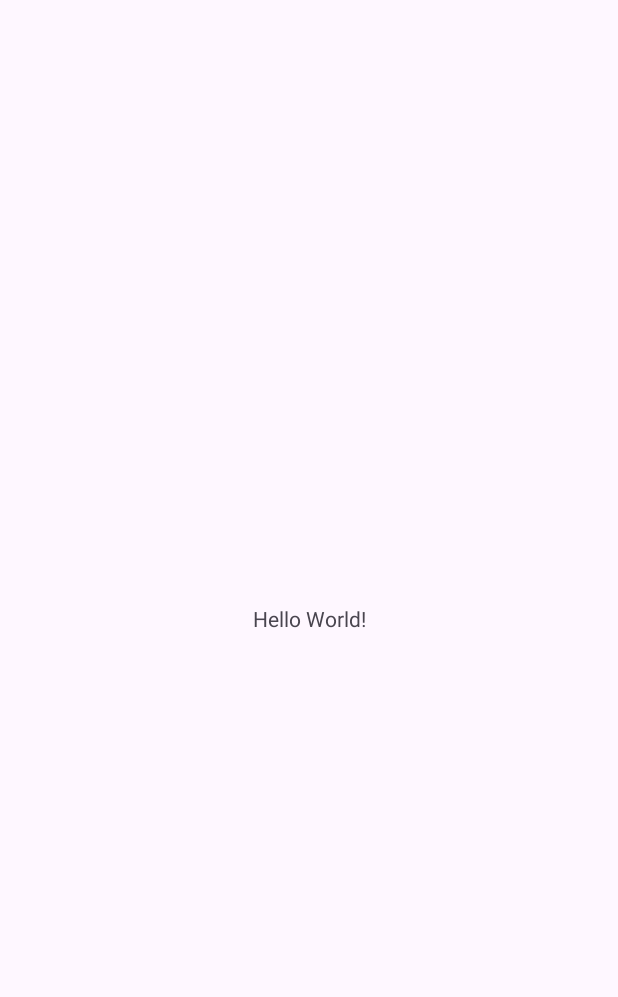
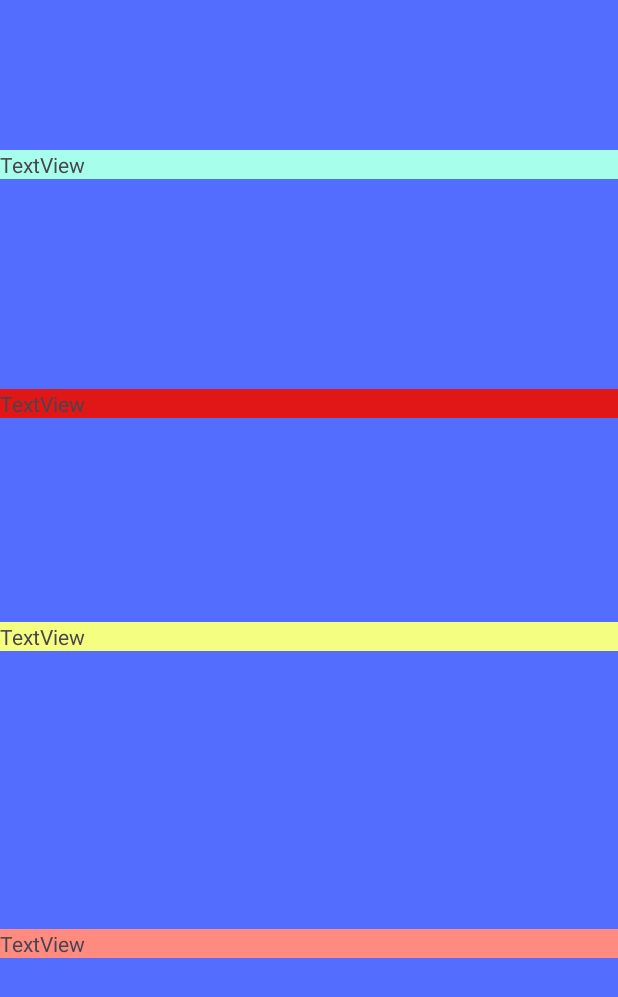
Before and after one commit to Farid882/My_Git_lesson3, an Android app: the screen it shows after launch (MainActivity), on a phone screen of 412 x 824 dp. Before the commit the part shown is almost empty. Shown: the top 997 px of the screen. Run offline under Robolectric (Android 15) with nearby library versions, the phone set to English and light mode, and no system bars.

Commit message:
background blue

```diff
--- a/app/src/main/res/layout/activity_main.xml
+++ b/app/src/main/res/layout/activity_main.xml
@@ -4,15 +4,74 @@
     xmlns:tools="http://schemas.android.com/tools"
     android:layout_width="match_parent"
     android:layout_height="match_parent"
+    android:background="#536DFE"
     tools:context=".MainActivity">
 
     <TextView
-        android:layout_width="wrap_content"
+        android:id="@+id/textView"
+        android:layout_width="0dp"
         android:layout_height="wrap_content"
-        android:text="Hello World!"
+        android:layout_marginTop="100dp"
+        android:background="#A7FFEB"
+        android:text="TextView"
+        app:layout_constraintEnd_toEndOf="parent"
+        app:layout_constraintHorizontal_bias="0.498"
+        app:layout_constraintStart_toStartOf="parent"
+        app:layout_constraintTop_toTopOf="parent" />
+
+    <TextView
+        android:id="@+id/textView2"
+        android:layout_width="0dp"
+        android:layout_height="wrap_content"
+        android:layout_marginTop="140dp"
+        android:background="#E11717"
+        android:text="TextView"
+        app:layout_constraintEnd_toEndOf="parent"
+        app:layout_constraintHorizontal_bias="0.495"
+        app:layout_constraintStart_toStartOf="parent"
+        app:layout_constraintTop_toBottomOf="@+id/textView" />
+
+    <TextView
+        android:id="@+id/textView3"
+        android:layout_width="0dp"
+        android:layout_height="wrap_content"
+        android:layout_marginTop="136dp"
+        android:background="#F4FF81"
+        android:text="TextView"
+        app:layout_constraintEnd_toEndOf="parent"
+        app:layout_constraintHorizontal_bias="0.495"
+        app:layout_constraintStart_toStartOf="parent"
+        app:layout_constraintTop_toBottomOf="@+id/textView2" />
+
+    <TextView
+        android:id="@+id/textView4"
+        android:layout_width="0dp"
+        android:layout_height="wrap_content"
+        android:background="#FF8A80"
+        android:text="TextView"
         app:layout_constraintBottom_toBottomOf="parent"
         app:layout_constraintEnd_toEndOf="parent"
         app:layout_constraintStart_toStartOf="parent"
-        app:layout_constraintTop_toTopOf="parent" />
+        app:layout_constraintTop_toBottomOf="@+id/textView3" />
 
+    <androidx.constraintlayout.widget.Guideline
+        android:id="@+id/guideline2"
+        android:layout_width="wrap_content"
+        android:layout_height="wrap_content"
+        android:orientation="vertical"
+        app:layout_constraintGuide_begin="20dp" />
+
+    <androidx.constraintlayout.widget.Guideline
+        android:id="@+id/guideline3"
+        android:layout_width="wrap_content"
+        android:layout_height="wrap_content"
+        android:orientation="horizontal"
+        app:layout_constraintGuide_begin="20dp" />
+
+    <androidx.constraintlayout.widget.Guideline
+        android:id="@+id/guideline4"
+        android:layout_width="wrap_content"
+        android:layout_height="wrap_content"
+        android:orientation="vertical"
+        app:layout_constraintGuide_begin="20dp" />
 </androidx.constraintlayout.widget.ConstraintLayout>
```
